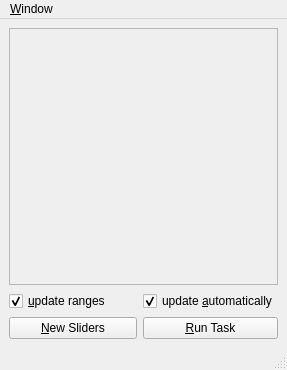
Before: the Qt Designer form copasi/UI/SliderDialog.ui in copasi/COPASI, drawn with Qt 5.
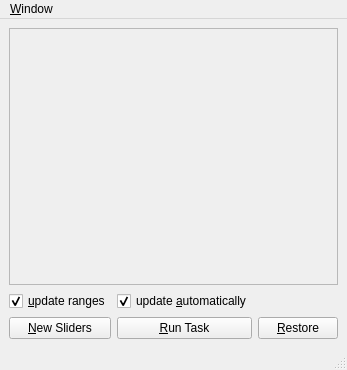
After: the same form once the commit is applied.

Commit message: Bug 2587: Added Restore button to the slider window

The edit to the form file:
```diff
--- a/copasi/UI/SliderDialog.ui
+++ b/copasi/UI/SliderDialog.ui
@@ -24,7 +24,7 @@
     <enum>Qt::ActionsContextMenu</enum>
    </property>
    <layout class="QGridLayout" name="gridLayout">
-    <item row="0" column="0" colspan="2">
+    <item row="0" column="0" colspan="3">
      <widget class="QScrollArea" name="mpScrollView">
       <property name="focusPolicy">
        <enum>Qt::ClickFocus</enum>
@@ -103,6 +103,19 @@
       </property>
      </widget>
     </item>
+    <item row="2" column="2">
+     <widget class="QPushButton" name="mpRestoreButton">
+      <property name="focusPolicy">
+       <enum>Qt::TabFocus</enum>
+      </property>
+      <property name="text">
+       <string>&amp;Restore</string>
+      </property>
+      <property name="default">
+       <bool>false</bool>
+      </property>
+     </widget>
+    </item>
    </layout>
   </widget>
   <widget class="QMenuBar" name="menubar">
```
Left out of the diff: 7 changed lines with no effect on the pictures. The commit also changes 2 other files.
